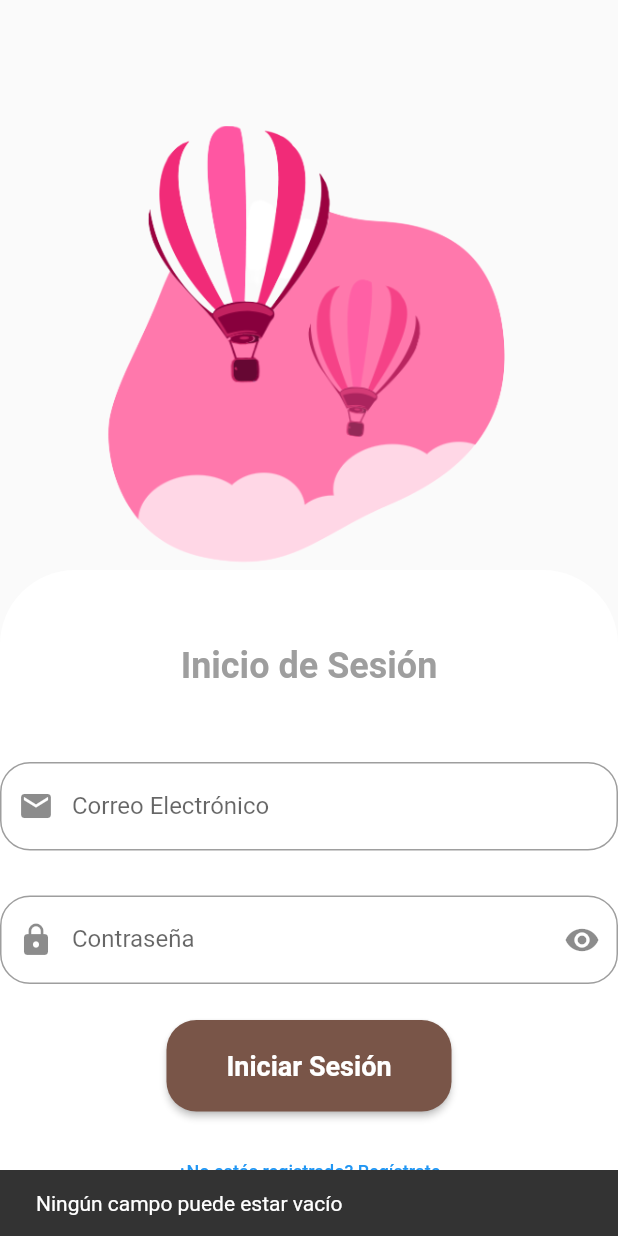
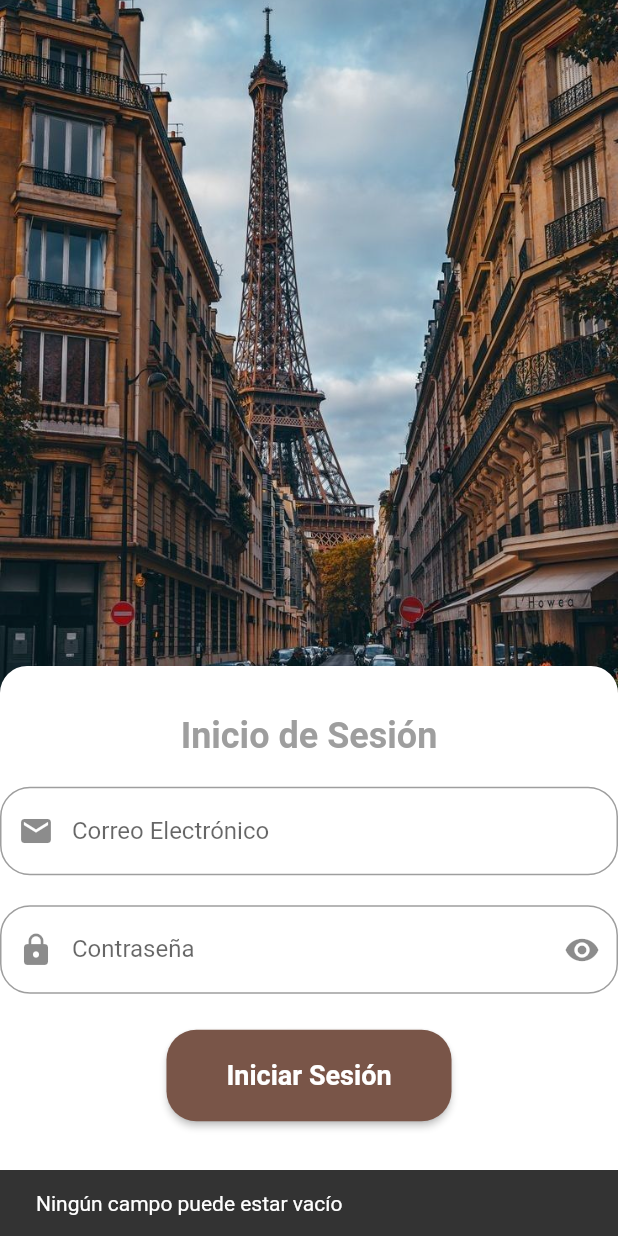
Before and after one commit to aclascano/APLICACION_Hotel_Tetetech_App, a Flutter app: the screen it shows after launch, after a tap on "Iniciar Sesión", on a phone screen of 412 x 824 dp. Run offline on Flutter 3.47's test engine with Material 2 defaults, Android fonts, the phone set to English and light mode, and no system bars; our stand-ins replace cloud_firestore, firebase_auth, firebase_core, firebase_storage, image_picker; accounts and stored records are empty; Roboto replaces fonts that are missing (Montserrat).

Commit message:
vistas login 20/08/23 23:03

```diff
--- a/lib/src/screens/login_screen.dart
+++ b/lib/src/screens/login_screen.dart
@@ -1,4 +1,5 @@
 import 'package:flutter/material.dart';
+import 'package:flutter/rendering.dart';
 
 import '../models/user.dart';
 import '../services/auth_service.dart';
@@ -17,37 +18,145 @@ class _LoginScreenState extends State<LoginScreen> {
   @override
   Widget build(BuildContext context) {
     return Scaffold(
-        /*
-        appBar: AppBar(
-          title: Text(
-            'Inicio de Sesión',
-            style: TextStyle(
-              fontFamily: 'Montserrat', // Cambia la fuente
-              fontWeight: FontWeight.bold,
-              fontSize: 24,
-            ),
-          ),
-          backgroundColor: Colors.white,
-          centerTitle: true,
-          elevation: 0, // Sin sombra
-        ),
-        */
         body: Stack(
       children: [
-        // Centra la imagen en el Stack
+        Image.asset(
+          'assets/images/AnyConv.com__Travel.png',
+          fit: BoxFit.cover,
+          width: double.infinity,
+          height: 600,
+        ),
         Align(
-          alignment: Alignment.topCenter,
-          child: Transform.scale(
-            scale: 0.9,
-            child: Image.asset(
-              'assets/images/icono_login.png',
-              height: 470,
-              width: 300,
+          alignment: Alignment.bottomCenter,
+          child: Container(
+            height: 380.0, // Altura deseada del contenedor
+            margin: EdgeInsets.all(
+                0), // Margen interno para el espacio blanco alrededor del contenido
+            padding:
+                EdgeInsets.all(0), // Ajusta el padding según lo que necesites
+            decoration: BoxDecoration(
+              color: Colors.white,
+              borderRadius: BorderRadius.circular(18),
+            ),
+            child: Column(
+              mainAxisAlignment: MainAxisAlignment.center,
+              children: [
+                SizedBox(height: 20),
+                Text(
+                  'Inicio de Sesión',
+                  style: TextStyle(
+                    color: Colors.grey,
+                    fontFamily: 'Montserrat', // Cambia la fuente
+                    fontWeight: FontWeight.bold,
+                    fontSize: 24,
+                  ),
+                ),
+                SizedBox(height: 20),
+                TextField(
+                  controller: emailController,
+                  keyboardType: TextInputType.emailAddress,
+                  decoration: InputDecoration(
+                    labelText: 'Correo Electrónico',
+                    prefixIcon: Icon(Icons.email),
+                    border: OutlineInputBorder(
+                      borderRadius: BorderRadius.circular(20),
+                    ),
+                  ),
+                ),
+                SizedBox(height: 20, width: 20),
+                TextField(
+                  controller: passwordController,
+                  obscureText: true,
+                  decoration: InputDecoration(
+                    labelText: 'Contraseña',
+                    prefixIcon: Icon(Icons.lock),
+                    suffixIcon: GestureDetector(
+                      onTap: () {
+                        setState(() {
+                          _obscurePassword = !_obscurePassword;
+                        });
+                      },
+                      child: Icon(
+                        _obscurePassword
+                            ? Icons.visibility
+                            : Icons.visibility_off,
+                      ),
+                    ),
+                    border: OutlineInputBorder(
+                      borderRadius: BorderRadius.circular(20),
+                    ),
+                  ),
+                ),
+                SizedBox(height: 24),
+                ElevatedButton(
+                  onPressed: () async {
+                    String email = emailController.text;
+                    String password = passwordController.text;
+
+                    if (email.isEmpty || password.isEmpty) {
+                      ScaffoldMessenger.of(context).showSnackBar(
+                        SnackBar(
+                            content: Text('Ningún campo puede estar vacío')),
+                      );
+                    } else if (!isValidEmail(email)) {
+                      ScaffoldMessenger.of(context).showSnackBar(
+                        SnackBar(
+                            content:
+                                Text('El correo electrónico no es valido')),
+                      );
+                    } else {
+                      Usuario? usuario =
+                          await AuthService().loginUser(email, password);
+
+                      if (usuario != null) {
+                        if (usuario.rol == 'admin') {
+                          Navigator.pushNamed(context, '/hoteles_crud');
+                        } else {
+                          Navigator.pushNamed(context, '/hoteles_index');
+                        }
+                      } else {
+                        ScaffoldMessenger.of(context).showSnackBar(
+                          SnackBar(
+                              content: Text('Hubo un error al iniciar sesión')),
+                        );
+                      }
+                    }
+                  },
+                  child: Text('Iniciar Sesión'),
+                  style: ElevatedButton.styleFrom(
+                    primary: Colors.brown,
+                    padding: EdgeInsets.symmetric(horizontal: 40, vertical: 20),
+                    textStyle: TextStyle(
+                      fontFamily: 'Montserrat', // Cambia la fuente
+                      fontWeight: FontWeight.bold,
+                      fontSize: 18,
+                    ),
+                    shape: RoundedRectangleBorder(
+                      borderRadius: BorderRadius.circular(20),
+                    ),
+                  ),
+                ),
+                SizedBox(height: 16),
+                TextButton(
+                  onPressed: () {
+                    // Navegar a la pantalla de registro
+                    Navigator.pushNamed(context, '/registro');
+                  },
+                  child: Text(
+                    '¿No estás registrado? Regístrate',
+                    style: TextStyle(
+                      fontFamily: 'Montserrat',
+                      fontSize: 12,
+                    ),
+                  ),
+                ),
+              ],
             ),
           ),
         ),
+
         // Coloca el contenido encima de la imagen de fondo
-
+/*
         Padding(
           padding: const EdgeInsets.only(top: 380.0),
           child: Container(
@@ -179,6 +288,7 @@ class _LoginScreenState extends State<LoginScreen> {
             ),
           ),
         ),
+        */
       ],
     ));
   }
```
Also changed, not shown: assets/images/AnyConv.com__Travel.png (added).
